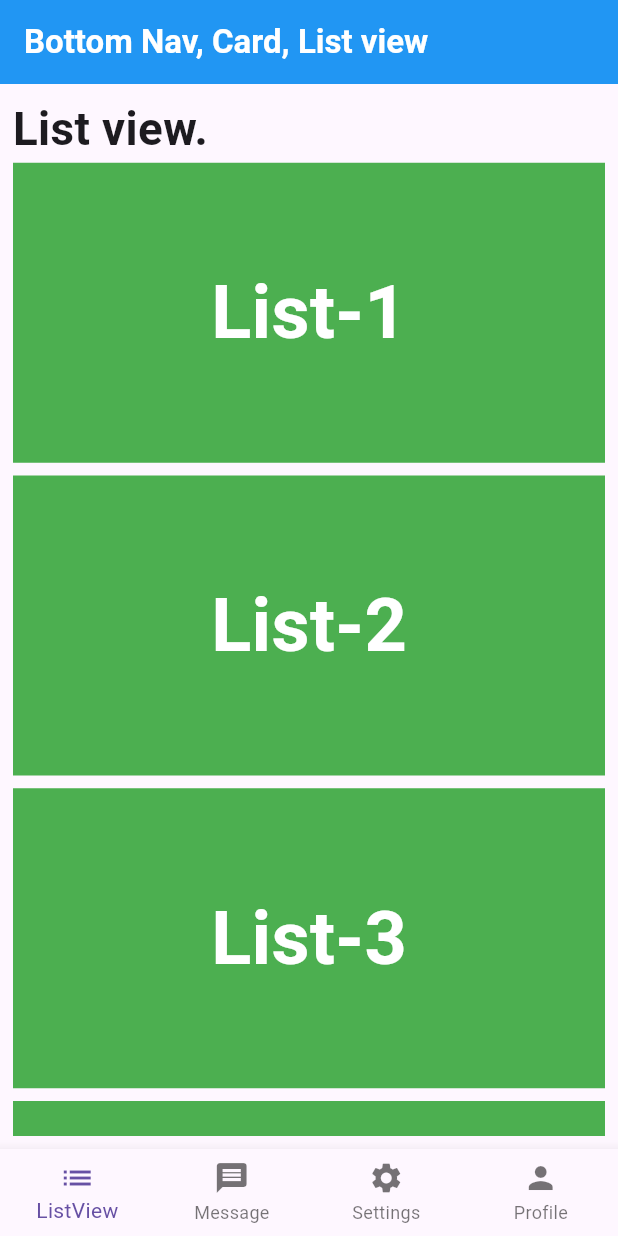
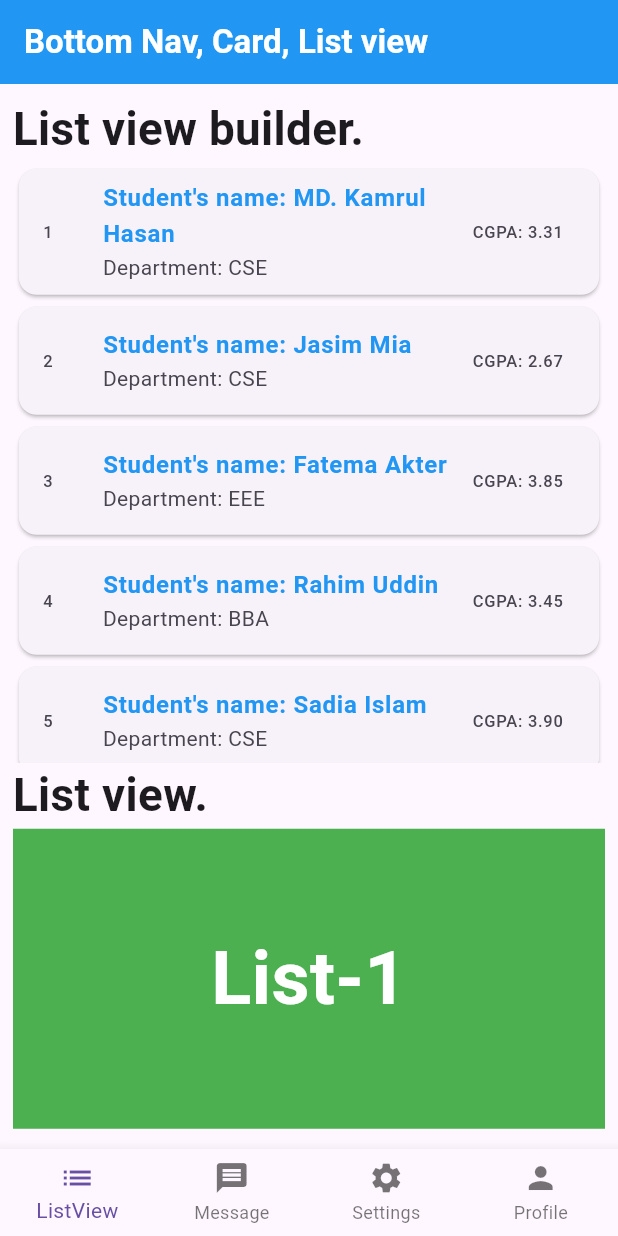
Before and after one commit to kamrul-CSE-official/route_listview_card, a Flutter app: the screen it shows after launch, on a phone screen of 412 x 824 dp. Run offline on Flutter 3.47's test engine with Material 3 defaults, Android fonts, the phone set to English and light mode, and no system bars.

Commit message:
Added bottom navigatin, ListView, ListView.builder, card, etc

```diff
--- a/lib/screens/home.dart
+++ b/lib/screens/home.dart
@@ -1,4 +1,6 @@
 import 'package:flutter/material.dart';
+
+import '../student_model.dart';
 
 class home extends StatefulWidget {
   const home({super.key});
@@ -11,6 +13,19 @@ class _homeState extends State<home> {
   @override
   Widget build(BuildContext context) {
 
+    List<StudentModel> students = [
+      StudentModel('1', 'MD. Kamrul Hasan', 'CSE', '3.31'),
+      StudentModel('2', 'Jasim Mia', 'CSE', '2.67'),
+      StudentModel('3', 'Fatema Akter', 'EEE', '3.85'),
+      StudentModel('4', 'Rahim Uddin', 'BBA', '3.45'),
+      StudentModel('5', 'Sadia Islam', 'CSE', '3.90'),
+      StudentModel('6', 'Nurul Amin', 'Mechanical', '2.95'),
+      StudentModel('7', 'Shamim Reza', 'CSE', '3.70'),
+      StudentModel('8', 'Nusrat Jahan', 'Civil', '3.20'),
+      StudentModel('9', 'Tanvir Hossain', 'CSE', '2.88'),
+      StudentModel('10', 'Rafiul Islam', 'EEE', '3.50'),
+    ];
+
 
 
     return Scaffold(
@@ -19,6 +34,32 @@ class _homeState extends State<home> {
         child: Center(
           child: ListView(
              children: [
+               Text(
+                 "List view builder.",
+                 style: TextStyle(fontWeight: FontWeight.bold, fontSize: 30.50),
+               ),
+               SizedBox(
+                 height: 400,
+                 child: ListView.builder(
+                     itemCount: students.length,
+                     itemBuilder: (context, index){
+                       StudentModel student = students[index];
+                       return Card(
+                         child: ListTile(
+                           leading: Text(student.id!),
+                           title: Text(
+                             "Student's name: ${student.name!}",
+                             style: TextStyle(
+                                 color: Colors.blue,
+                                 fontWeight: FontWeight.bold
+                             ),
+                           ),
+                           subtitle: Text("Department: ${student.department!}"),
+                           trailing: Text("CGPA: ${student.cgpa!}"),
+                         ),
+                       );
+                     }),
+               ),
                Text(
                  "List view.",
                  style: TextStyle(fontWeight: FontWeight.bold, fontSize: 30.50),
```
